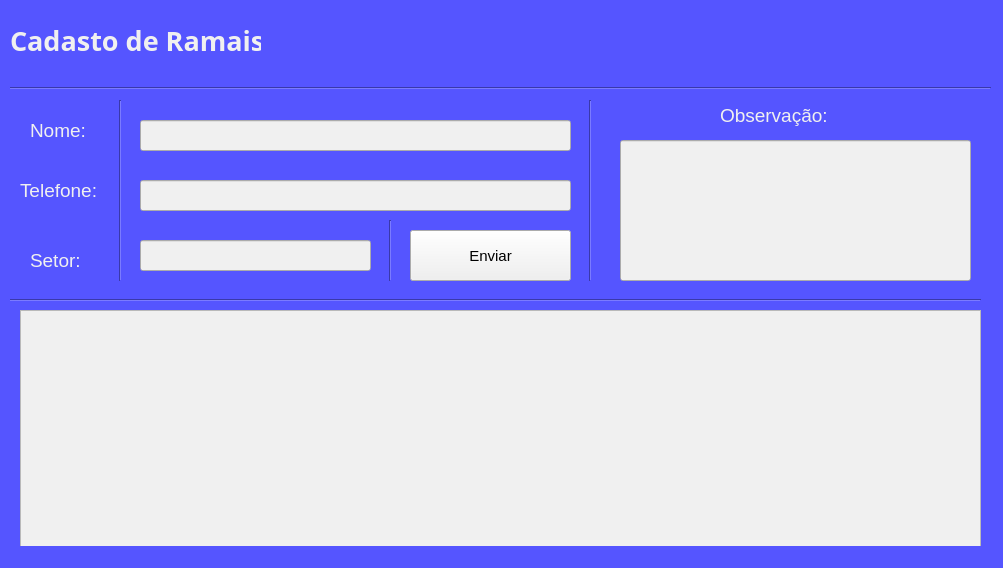
Old version of the form untitled.ui in the repository Felipe-Pinheiro-Lopes/Ramais.
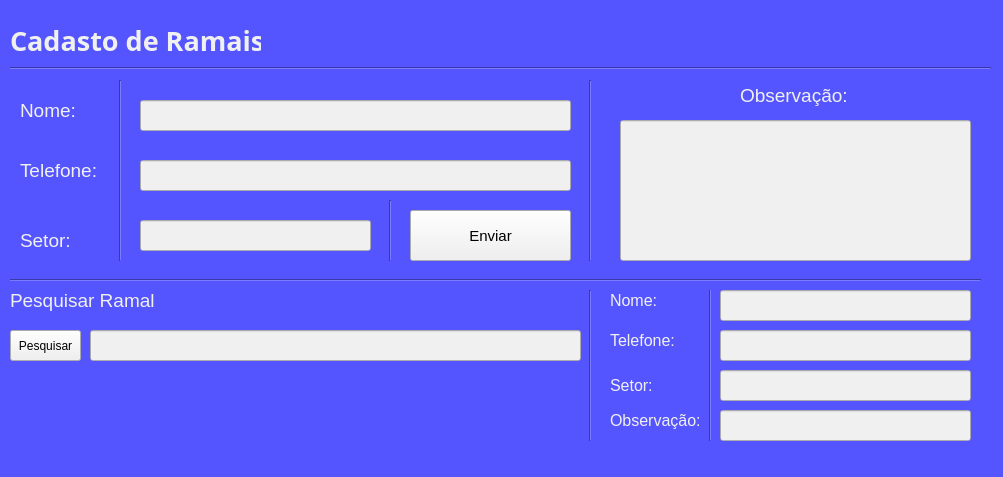
New version of the form.

Commit message: Adição de pesquisa Simples

```diff
--- a/untitled.ui
+++ b/untitled.ui
@@ -7,7 +7,7 @@
     <x>0</x>
     <y>0</y>
     <width>1003</width>
-    <height>568</height>
+    <height>477</height>
    </rect>
   </property>
   <property name="windowTitle">
@@ -44,8 +44,8 @@
    <widget class="QLabel" name="label_2">
     <property name="geometry">
      <rect>
-      <x>30</x>
-      <y>100</y>
+      <x>20</x>
+      <y>80</y>
       <width>71</width>
       <height>61</height>
      </rect>
@@ -66,7 +66,7 @@
     <property name="geometry">
      <rect>
       <x>10</x>
-      <y>80</y>
+      <y>60</y>
       <width>981</width>
       <height>16</height>
      </rect>
@@ -82,7 +82,7 @@
     <property name="geometry">
      <rect>
       <x>20</x>
-      <y>160</y>
+      <y>140</y>
       <width>101</width>
       <height>61</height>
      </rect>
@@ -102,8 +102,8 @@
    <widget class="QLabel" name="label_4">
     <property name="geometry">
      <rect>
-      <x>30</x>
-      <y>230</y>
+      <x>20</x>
+      <y>210</y>
       <width>101</width>
       <height>61</height>
      </rect>
@@ -124,7 +124,7 @@
     <property name="geometry">
      <rect>
       <x>110</x>
-      <y>100</y>
+      <y>80</y>
       <width>20</width>
       <height>181</height>
      </rect>
@@ -137,7 +137,7 @@
     <property name="geometry">
      <rect>
       <x>10</x>
-      <y>290</y>
+      <y>270</y>
       <width>971</width>
       <height>20</height>
      </rect>
@@ -149,8 +149,8 @@
    <widget class="QLabel" name="label_5">
     <property name="geometry">
      <rect>
-      <x>720</x>
-      <y>100</y>
+      <x>740</x>
+      <y>80</y>
       <width>141</width>
       <height>31</height>
      </rect>
@@ -171,7 +171,7 @@
     <property name="geometry">
      <rect>
       <x>580</x>
-      <y>100</y>
+      <y>80</y>
       <width>20</width>
       <height>181</height>
      </rect>
@@ -184,7 +184,7 @@
     <property name="geometry">
      <rect>
       <x>410</x>
-      <y>230</y>
+      <y>210</y>
       <width>161</width>
       <height>51</height>
      </rect>
@@ -205,7 +205,7 @@
     <property name="geometry">
      <rect>
       <x>380</x>
-      <y>220</y>
+      <y>200</y>
       <width>20</width>
       <height>61</height>
      </rect>
@@ -218,7 +218,7 @@
     <property name="geometry">
      <rect>
       <x>140</x>
-      <y>120</y>
+      <y>100</y>
       <width>431</width>
       <height>31</height>
      </rect>
@@ -231,7 +231,7 @@
     <property name="geometry">
      <rect>
       <x>140</x>
-      <y>180</y>
+      <y>160</y>
       <width>431</width>
       <height>31</height>
      </rect>
@@ -244,7 +244,7 @@
     <property name="geometry">
      <rect>
       <x>620</x>
-      <y>140</y>
+      <y>120</y>
       <width>351</width>
       <height>141</height>
      </rect>
@@ -257,7 +257,7 @@
     <property name="geometry">
      <rect>
       <x>140</x>
-      <y>240</y>
+      <y>220</y>
       <width>231</width>
       <height>31</height>
      </rect>
@@ -266,19 +266,246 @@
      <string notr="true">background-color: rgb(240, 240, 240);</string>
     </property>
    </widget>
-   <widget class="QTableView" name="tableView">
+   <widget class="QPushButton" name="pushButton_2">
     <property name="geometry">
      <rect>
-      <x>20</x>
-      <y>310</y>
-      <width>961</width>
-      <height>241</height>
+      <x>10</x>
+      <y>330</y>
+      <width>71</width>
+      <height>31</height>
      </rect>
     </property>
     <property name="styleSheet">
      <string notr="true">background-color: rgb(240, 240, 240);</string>
     </property>
+    <property name="text">
+     <string>Pesquisar</string>
+    </property>
    </widget>
+   <widget class="QLineEdit" name="lineEdit_5">
+    <property name="geometry">
+     <rect>
+      <x>90</x>
+      <y>330</y>
+      <width>491</width>
+      <height>31</height>
+     </rect>
+    </property>
+    <property name="styleSheet">
+     <string notr="true">background-color: rgb(240, 240, 240);</string>
+    </property>
+   </widget>
+   <widget class="QLabel" name="label_6">
+    <property name="geometry">
+     <rect>
+      <x>10</x>
+      <y>290</y>
+      <width>161</width>
+      <height>21</height>
+     </rect>
+    </property>
+    <property name="font">
+     <font>
+      <pointsize>14</pointsize>
+     </font>
+    </property>
+    <property name="styleSheet">
+     <string notr="true">color: rgb(240, 240, 240);</string>
+    </property>
+    <property name="text">
+     <string>Pesquisar Ramal</string>
+    </property>
+   </widget>
+   <widget class="QLabel" name="label_11">
+    <property name="geometry">
+     <rect>
+      <x>610</x>
+      <y>290</y>
+      <width>61</width>
+      <height>21</height>
+     </rect>
+    </property>
+    <property name="font">
+     <font>
+      <pointsize>12</pointsize>
+     </font>
+    </property>
+    <property name="styleSheet">
+     <string notr="true">color: rgb(240, 240, 240);</string>
+    </property>
+    <property name="text">
+     <string>Nome:</string>
+    </property>
+   </widget>
+   <widget class="QLabel" name="label_12">
+    <property name="geometry">
+     <rect>
+      <x>610</x>
+      <y>330</y>
+      <width>81</width>
+      <height>21</height>
+     </rect>
+    </property>
+    <property name="font">
+     <font>
+      <pointsize>12</pointsize>
+     </font>
+    </property>
+    <property name="styleSheet">
+     <string notr="true">color: rgb(240, 240, 240);</string>
+    </property>
+    <property name="text">
+     <string>Telefone:</string>
+    </property>
+   </widget>
+   <widget class="QLabel" name="label_13">
+    <property name="geometry">
+     <rect>
+      <x>610</x>
+      <y>370</y>
+      <width>61</width>
+      <height>31</height>
+     </rect>
+    </property>
+    <property name="font">
+     <font>
+      <pointsize>12</pointsize>
+     </font>
+    </property>
+    <property name="styleSheet">
+     <string notr="true">color: rgb(240, 240, 240);</string>
+    </property>
+    <property name="text">
+     <string>Setor:</string>
+    </property>
+   </widget>
+   <widget class="QLabel" name="label_14">
+    <property name="geometry">
+     <rect>
+      <x>610</x>
+      <y>410</y>
+      <width>91</width>
+      <height>20</height>
+     </rect>
+    </property>
+    <property name="font">
+     <font>
+      <pointsize>12</pointsize>
+     </font>
+    </property>
+    <property name="styleSheet">
+     <string notr="true">color: rgb(240, 240, 240);</string>
+    </property>
+    <property name="text">
+     <string>Observação:</string>
+    </property>
+   </widget>
+   <widget class="Line" name="line_6">
+    <property name="geometry">
+     <rect>
+      <x>580</x>
+      <y>290</y>
+      <width>20</width>
+      <height>151</height>
+     </rect>
+    </property>
+    <property name="orientation">
+     <enum>Qt::Vertical</enum>
+    </property>
+   </widget>
+   <widget class="Line" name="line_7">
+    <property name="geometry">
+     <rect>
+      <x>700</x>
+      <y>280</y>
+      <width>20</width>
+      <height>161</height>
+     </rect>
+    </property>
+    <property name="orientation">
+     <enum>Qt::Vertical</enum>
+    </property>
+   </widget>
+   <widget class="QLineEdit" name="lineEdit_6">
+    <property name="geometry">
+     <rect>
+      <x>720</x>
+      <y>290</y>
+      <width>251</width>
+      <height>31</height>
+     </rect>
+    </property>
+    <property name="styleSheet">
+     <string notr="true">background-color: rgb(240, 240, 240);</string>
+    </property>
+   </widget>
+   <widget class="QLineEdit" name="lineEdit_7">
+    <property name="geometry">
+     <rect>
+      <x>720</x>
+      <y>330</y>
+      <width>251</width>
+      <height>31</height>
+     </rect>
+    </property>
+    <property name="styleSheet">
+     <string notr="true">background-color: rgb(240, 240, 240);</string>
+    </property>
+   </widget>
+   <widget class="QLineEdit" name="lineEdit_8">
+    <property name="geometry">
+     <rect>
+      <x>720</x>
+      <y>370</y>
+      <width>251</width>
+      <height>31</height>
+     </rect>
+    </property>
+    <property name="styleSheet">
+     <string notr="true">background-color: rgb(240, 240, 240);</string>
+    </property>
+   </widget>
+   <widget class="QLineEdit" name="lineEdit_9">
+    <property name="geometry">
+     <rect>
+      <x>720</x>
+      <y>410</y>
+      <width>251</width>
+      <height>31</height>
+     </rect>
+    </property>
+    <property name="styleSheet">
+     <string notr="true">background-color: rgb(240, 240, 240);</string>
+    </property>
+   </widget>
+   <zorder>line_7</zorder>
+   <zorder>label</zorder>
+   <zorder>label_2</zorder>
+   <zorder>line</zorder>
+   <zorder>label_3</zorder>
+   <zorder>label_4</zorder>
+   <zorder>line_2</zorder>
+   <zorder>line_3</zorder>
+   <zorder>label_5</zorder>
+   <zorder>line_4</zorder>
+   <zorder>pushButton</zorder>
+   <zorder>line_5</zorder>
+   <zorder>lineEdit</zorder>
+   <zorder>lineEdit_2</zorder>
+   <zorder>lineEdit_3</zorder>
+   <zorder>lineEdit_4</zorder>
+   <zorder>pushButton_2</zorder>
+   <zorder>label_6</zorder>
+   <zorder>label_11</zorder>
+   <zorder>label_12</zorder>
+   <zorder>label_13</zorder>
+   <zorder>label_14</zorder>
+   <zorder>line_6</zorder>
+   <zorder>lineEdit_5</zorder>
+   <zorder>lineEdit_6</zorder>
+   <zorder>lineEdit_7</zorder>
+   <zorder>lineEdit_8</zorder>
+   <zorder>lineEdit_9</zorder>
   </widget>
   <widget class="QStatusBar" name="statusBar"/>
  </widget>
```
The commit also changes 2 other files.
